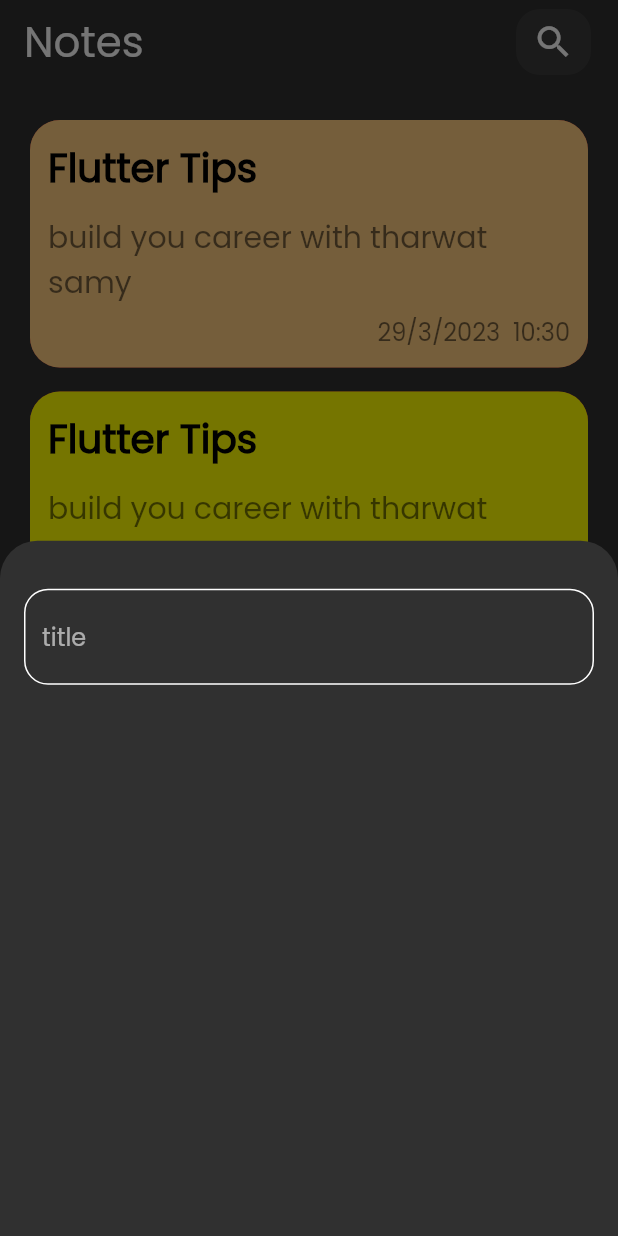
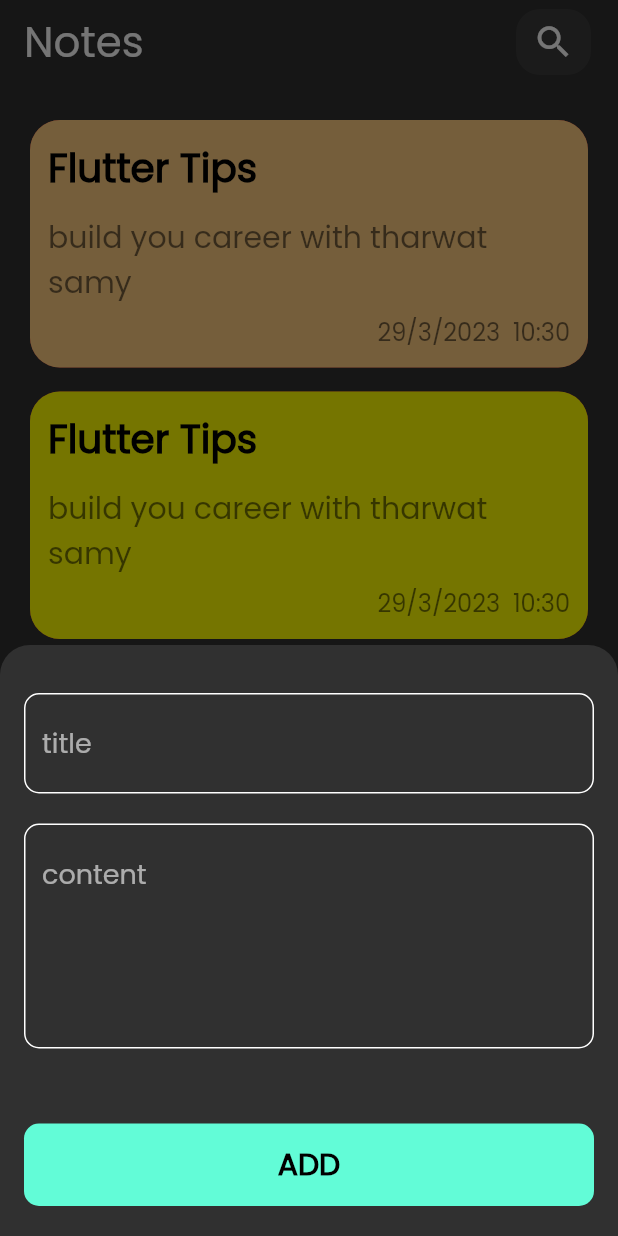
Before and after one commit to Ibrahimfathi96/Notester, a Flutter app: the screen it shows after launch, after a tap on the "add" icon, on a phone screen of 412 x 824 dp. Run offline on Flutter 3.47's test engine with Material 2 defaults, Android fonts, the light colour scheme and no system bars; drawn by our look-alikes of flutter_slidable; our stand-ins replace font_awesome_flutter.

Commit message:
+finished bottomSheet

```diff
--- /dev/null
+++ b/lib/view/edit_note_view.dart
@@ -0,0 +1,10 @@
+import 'package:flutter/material.dart';
+
+class EditNoteView extends StatelessWidget {
+  const EditNoteView({Key? key}) : super(key: key);
+
+  @override
+  Widget build(BuildContext context) {
+    return Container();
+  }
+}
--- a/lib/view/notes_view.dart
+++ b/lib/view/notes_view.dart
@@ -1,4 +1,5 @@
 import 'package:flutter/material.dart';
+import 'package:notester/constants.dart';
 import 'package:notester/view/widgets/add_note_bottom_sheet.dart';
 import 'package:notester/view/widgets/custom_search_icon.dart';
 import 'package:notester/view/widgets/notes_view_body.dart';
@@ -23,12 +24,13 @@
       ),
       body: NotesViewBody(),
       floatingActionButton: FloatingActionButton(
+        backgroundColor: kPrimaryColor,
         onPressed: () {
           showModalBottomSheet(
             shape: const RoundedRectangleBorder(
               borderRadius: BorderRadius.only(
-                topLeft: Radius.circular(25) ,
-                topRight: Radius.circular(25)
+                topLeft: Radius.circular(20) ,
+                topRight: Radius.circular(20)
               )
             ),
             context: context, builder: (context) {
--- a/lib/view/widgets/add_note_bottom_sheet.dart
+++ b/lib/view/widgets/add_note_bottom_sheet.dart
@@ -1,5 +1,6 @@
 import 'package:flutter/material.dart';
 
+import 'custom_button.dart';
 import 'custom_text_field.dart';
 
 class AddNoteBottomSheet extends StatelessWidget {
@@ -9,11 +10,18 @@
   Widget build(BuildContext context) {
     return Padding(
       padding: const EdgeInsets.symmetric(horizontal: 16.0),
-      child: Column(
-        children: [
-          SizedBox(height: 32,),
-          TextFieldWidget(),
-        ],
+      child: SingleChildScrollView(
+        child: Column(
+          children: const [
+            SizedBox(height: 32,),
+            TextFieldWidget(hintText: 'title',),
+            SizedBox(height: 20,),
+            TextFieldWidget(hintText: 'content', maxLines: 5,),
+            SizedBox(height: 50,),
+            ButtonWidget(),
+            SizedBox(height: 20,),
+          ],
+        ),
       ),
     );
   }
--- /dev/null
+++ b/lib/view/widgets/custom_button.dart
@@ -0,0 +1,25 @@
+import 'package:flutter/material.dart';
+import 'package:notester/constants.dart';
+
+class ButtonWidget extends StatelessWidget {
+  const ButtonWidget({Key? key}) : super(key: key);
+
+  @override
+  Widget build(BuildContext context) {
+    return Container(
+      width: MediaQuery.of(context).size.width,
+      height: 55,
+      decoration: BoxDecoration(
+        color: kPrimaryColor,
+        borderRadius: BorderRadius.circular(10)
+      ),
+      child: const Center(
+        child: Text('ADD',
+          style: TextStyle(
+            color: Colors.black,fontSize: 20,fontWeight: FontWeight.bold
+          ),
+        ),
+      ),
+    );
+  }
+}
--- a/lib/view/widgets/custom_text_field.dart
+++ b/lib/view/widgets/custom_text_field.dart
@@ -2,14 +2,19 @@
 import 'package:notester/constants.dart';
 
 class TextFieldWidget extends StatelessWidget {
-  const TextFieldWidget({Key? key}) : super(key: key);
-
+  const TextFieldWidget({Key? key, required this.hintText, this.maxLines = 1}) : super(key: key);
+  final String hintText;
+  final int maxLines;
   @override
   Widget build(BuildContext context) {
     return TextField(
       cursorColor: kPrimaryColor,
+      maxLines: maxLines,
       decoration: InputDecoration(
-        hintText: 'title',
+        hintText: hintText,
+        hintStyle: const TextStyle(
+          fontSize: 18
+        ),
         focusedBorder: buildBorder(color: kPrimaryColor),
         enabledBorder: buildBorder(),
       ),
@@ -18,7 +23,7 @@
 
   OutlineInputBorder buildBorder({color}) {
     return OutlineInputBorder(
-      borderRadius: BorderRadius.circular(16),
+      borderRadius: BorderRadius.circular(10),
       borderSide: BorderSide(color:color ?? Colors.white),
     );
   }
```
